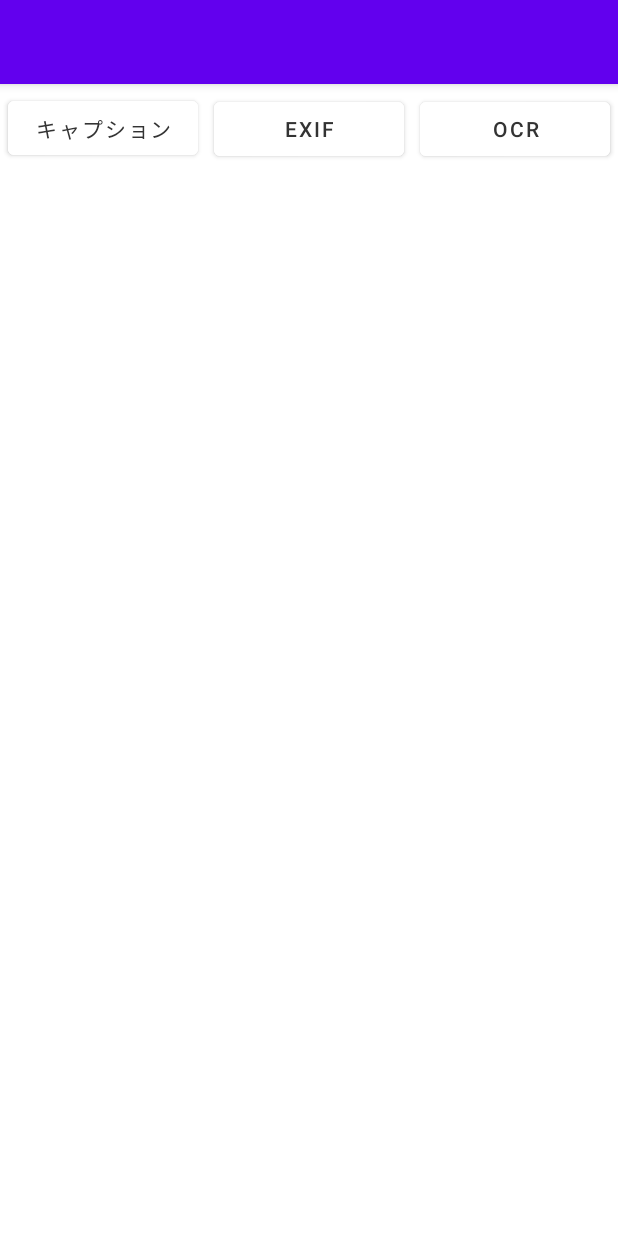
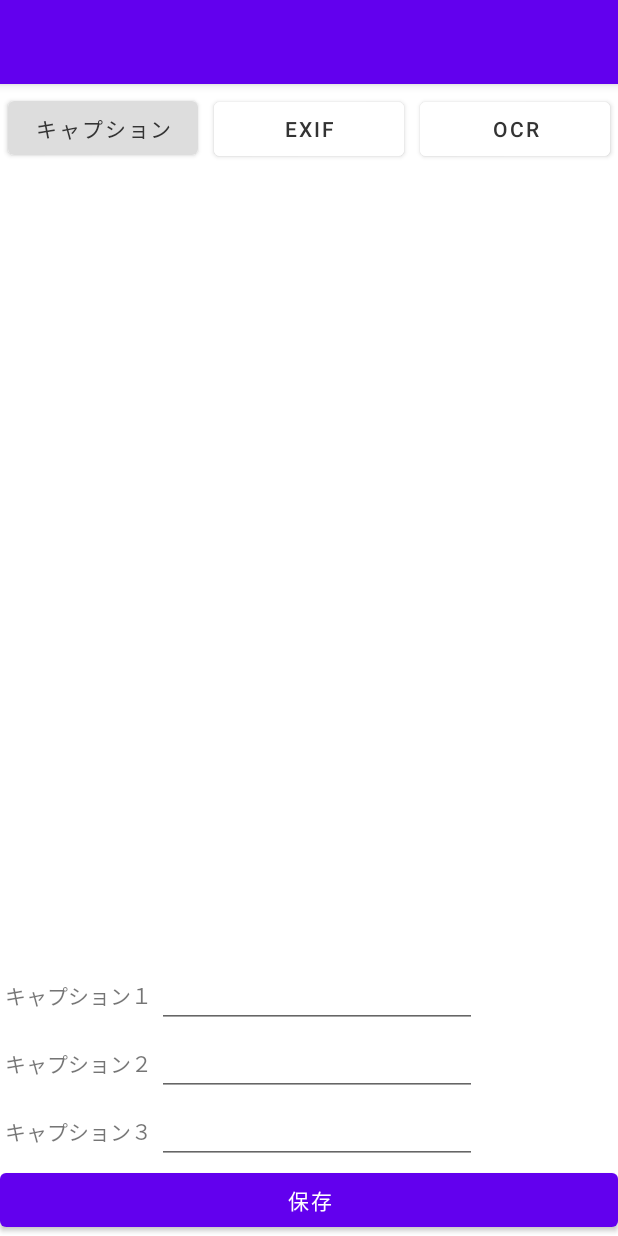
Before and after one commit to reone19/Exif, an Android app: the fragment PhotoDetailFragment shown on its own in the app's theme, on a phone screen of 412 x 824 dp. Run offline under Robolectric (Android 15) with nearby library versions, the phone set to English and light mode, and no system bars; 5 statements that could not run were skipped.

Commit message:
キャプションをデフォルト表示に指定

```diff
--- a/app/src/main/java/com/example/exif/CaptionFragment.kt
+++ b/app/src/main/java/com/example/exif/CaptionFragment.kt
@@ -78,7 +78,9 @@ class CaptionFragment : Fragment() {
             binding.capString3.setText(sentence3)
 
             // ログ　後で削除
-            Log.e("capString1Tab", binding.capString1.text.toString())
+            Log.d("capString1DB", binding.capString1.text.toString())
+            Log.d("capString2DB", binding.capString2.text.toString())
+            Log.d("capString3DB", binding.capString3.text.toString())
 
         } catch (e: SQLiteConstraintException) {
 
--- a/app/src/main/java/com/example/exif/PhotoDetailFragment.kt
+++ b/app/src/main/java/com/example/exif/PhotoDetailFragment.kt
@@ -157,6 +157,17 @@ class PhotoDetailFragment : Fragment() {
         // タイトル
         (activity as AppCompatActivity).supportActionBar?.title = imageResName
 
+        // キャプションフラグメントをデフォルト表示にする
+        activity?.supportFragmentManager?.beginTransaction()?.apply {
+            // ボタン背景色変更
+            binding.captionButton.setBackgroundColor((Color.parseColor("#dddddd")))
+            binding.exifButton.setBackgroundColor((Color.parseColor("#ffffff")))
+            binding.ocrButton.setBackgroundColor((Color.parseColor("#ffffff")))
+            replace(R.id.container, CaptionFragment())
+            addToBackStack(null)
+            commit()
+        }
+
         // _binding?.container?.capString2?.setText(imageResSentence2)
         // _binding?.container?.capString3?.setText(imageResSentence3)
         Log.e("imageResPath", imageResPath.toString())
```
